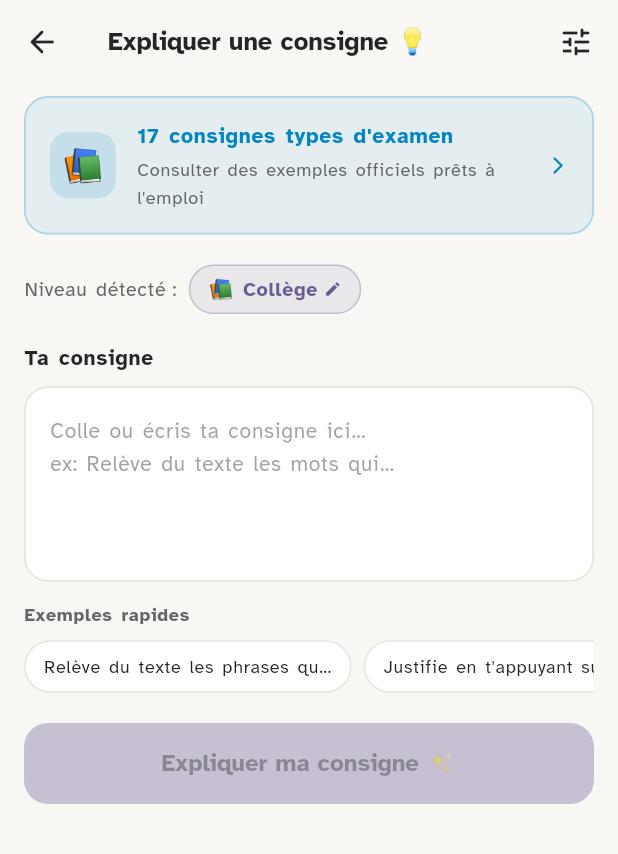
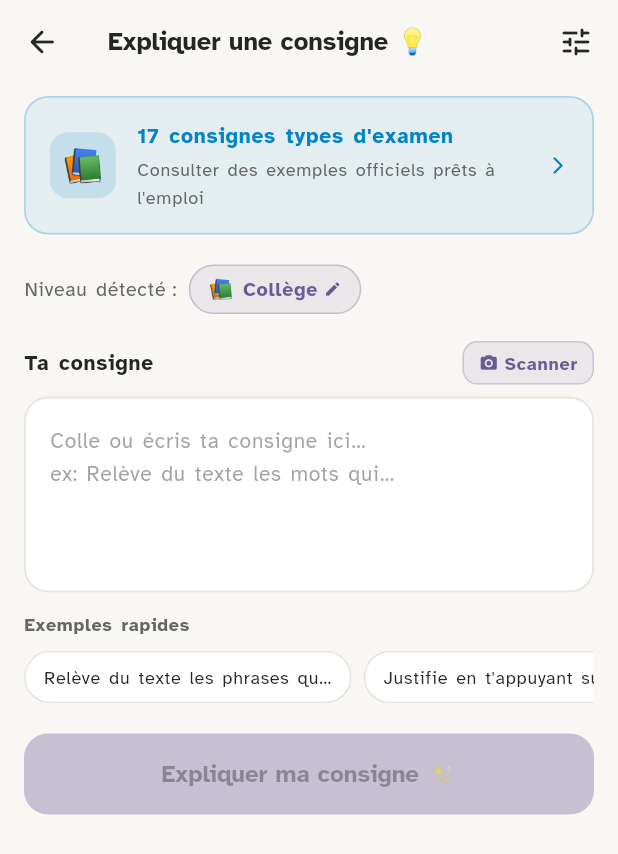
Before and after one commit to Abderrahmen-Benmakhloufi/dyclic, a Flutter app: the InstructionAiScreen screen opened directly, on a phone screen of 412 x 824 dp. Shown: the top 854 px of the screen. Run offline on Flutter 3.47's test engine with Material 3 defaults, Android fonts, the phone set to English and light mode, and no system bars; our stand-ins replace flutter_dotenv, flutter_riverpod, google_generative_ai, image_picker, shared_preferences; missing offline and left inert: google_mlkit_text_recognition; accounts and stored records are empty.

Commit message:
feat: add on-device Google ML Kit OCR scanner to Instruction Explainer and Reading Support screens

```diff
--- a/app/lib/features/instructions/instruction_ai_screen.dart
+++ b/app/lib/features/instructions/instruction_ai_screen.dart
@@ -4,6 +4,7 @@ import 'package:flutter_riverpod/flutter_riverpod.dart';
 import '../../core/learner_profile/learner_profile_notifier.dart';
 import '../../core/reading_settings/reading_settings_model.dart';
 import '../../core/reading_settings/reading_settings_notifier.dart';
+import '../../core/services/ocr_service.dart';
 import '../../core/theme/app_colors.dart';
 import '../reading_settings/reading_settings_sheet.dart';
 import 'instruction_detail_screen.dart';
@@ -241,6 +242,30 @@ class _InstructionAiScreenState extends ConsumerState<InstructionAiScreen> {
     }
   }
 
+  Future<void> _scanText() async {
+    final scanned = await OcrService.instance.scanTextWithPicker(context);
+    if (scanned != null && scanned.trim().isNotEmpty) {
+      setState(() {
+        _controller.text = scanned.trim();
+        _hasError = false;
+      });
+      if (!mounted) return;
+      ScaffoldMessenger.of(context).showSnackBar(
+        const SnackBar(
+          content: Row(
+            children: [
+              Icon(Icons.check_circle_rounded, color: Colors.white, size: 18),
+              SizedBox(width: 8),
+              Text('Texte extrait avec succès ! 📷'),
+            ],
+          ),
+          duration: Duration(seconds: 2),
+          behavior: SnackBarBehavior.floating,
+        ),
+      );
+    }
+  }
+
   void _openCatalog() {
     Navigator.of(context).push(
       MaterialPageRoute(builder: (_) => const InstructionsScreen()),
@@ -323,6 +348,7 @@ class _InstructionAiScreenState extends ConsumerState<InstructionAiScreen> {
               focusNode: _focusNode,
               onChanged: (_) => setState(() {}),
               onClear: _clearInput,
+              onScan: _scanText,
               theme: theme,
             ),
             const SizedBox(height: 12),
@@ -511,13 +537,14 @@ class _CyclePill extends StatelessWidget {
   }
 }
 
-/// Multi-line text field with clear button.
+/// Multi-line text field with clear & OCR buttons.
 class _InputSection extends StatelessWidget {
   const _InputSection({
     required this.controller,
     required this.focusNode,
     required this.onChanged,
     required this.onClear,
+    required this.onScan,
     required this.theme,
   });
 
@@ -525,6 +552,7 @@ class _InputSection extends StatelessWidget {
   final FocusNode focusNode;
   final ValueChanged<String> onChanged;
   final VoidCallback onClear;
+  final VoidCallback onScan;
   final ThemeData theme;
 
   @override
@@ -545,7 +573,39 @@ class _InputSection extends StatelessWidget {
               ),
             ),
             const Spacer(),
-            if (hasText)
+            // OCR Scan button
+            GestureDetector(
+              onTap: onScan,
+              child: Container(
+                padding:
+                    const EdgeInsets.symmetric(horizontal: 10, vertical: 4),
+                decoration: BoxDecoration(
+                  color: AppColors.primary.withValues(alpha: 0.1),
+                  borderRadius: BorderRadius.circular(10),
+                  border: Border.all(
+                    color: AppColors.primary.withValues(alpha: 0.25),
+                  ),
+                ),
+                child: const Row(
+                  mainAxisSize: MainAxisSize.min,
+                  children: [
+                    Icon(Icons.camera_alt_rounded,
+                        size: 13, color: AppColors.primary),
+                    SizedBox(width: 4),
+                    Text(
+                      'Scanner',
+                      style: TextStyle(
+                        fontSize: 12,
+                        color: AppColors.primary,
+                        fontWeight: FontWeight.w700,
+                      ),
+                    ),
+                  ],
+                ),
+              ),
+            ),
+            if (hasText) ...[
+              const SizedBox(width: 8),
               GestureDetector(
                 onTap: onClear,
                 child: Container(
@@ -571,6 +631,7 @@ class _InputSection extends StatelessWidget {
                   ),
                 ),
               ),
+            ],
           ],
         ),
         const SizedBox(height: 8),
--- a/app/pubspec.yaml
+++ b/app/pubspec.yaml
@@ -20,6 +20,8 @@ dependencies:
   google_fonts: ^6.2.1
   google_generative_ai: ^0.4.6
   flutter_dotenv: ^5.2.1
+  image_picker: ^1.1.2
+  google_mlkit_text_recognition: ^0.14.0
 
 dev_dependencies:
   flutter_test:
```
Also changed, not shown: app/lib/core/services/ocr_service.dart (added, +189 -0 lines), app/lib/features/reading_support/reading_support_screen.dart (+46 -0 lines), app/pubspec.lock, 1 other file.
